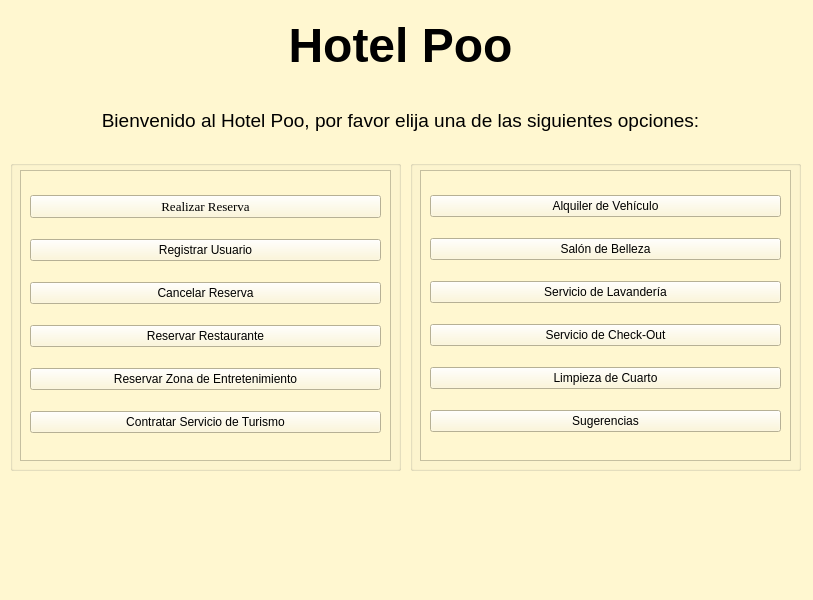
Above: gui/MainWindowHotel.ui from juankkay010/Hotel-POO before the change. Below: the same form after it.
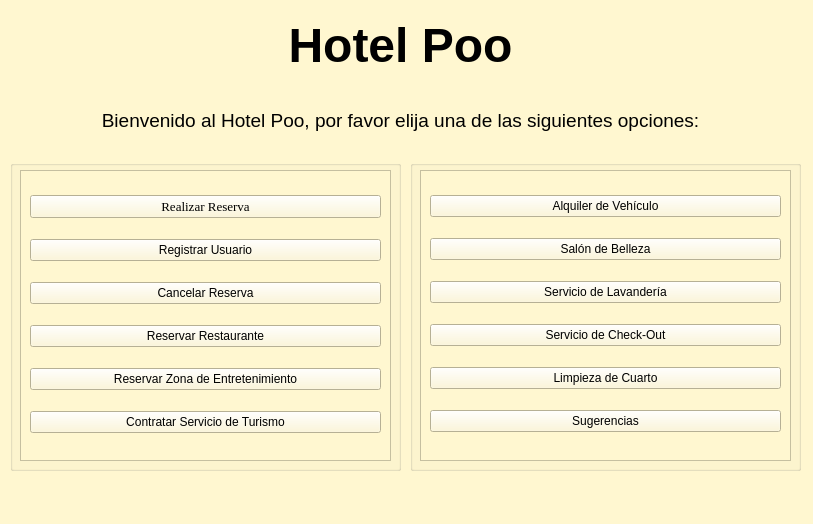
That is the form after the change.

Patch:
```diff
--- a/gui/MainWindowHotel.ui
+++ b/gui/MainWindowHotel.ui
@@ -7,7 +7,7 @@
     <x>0</x>
     <y>0</y>
     <width>813</width>
-    <height>600</height>
+    <height>524</height>
    </rect>
   </property>
   <property name="minimumSize">
```
Left out of the diff: 2 changed lines with no effect on the pictures.
